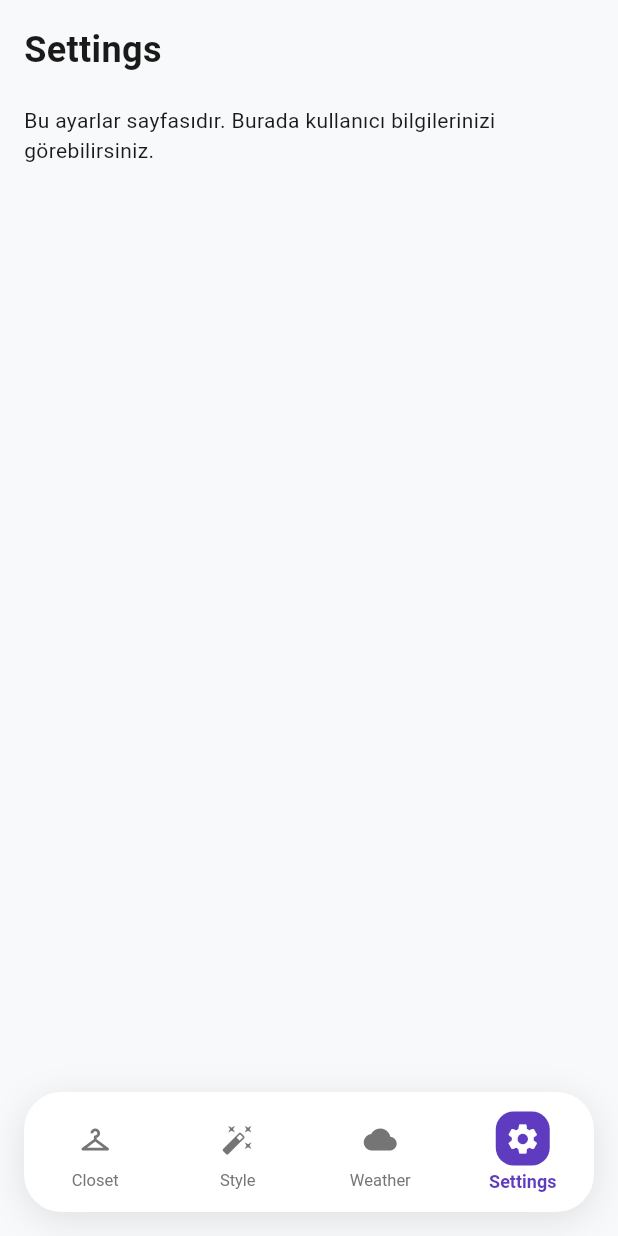
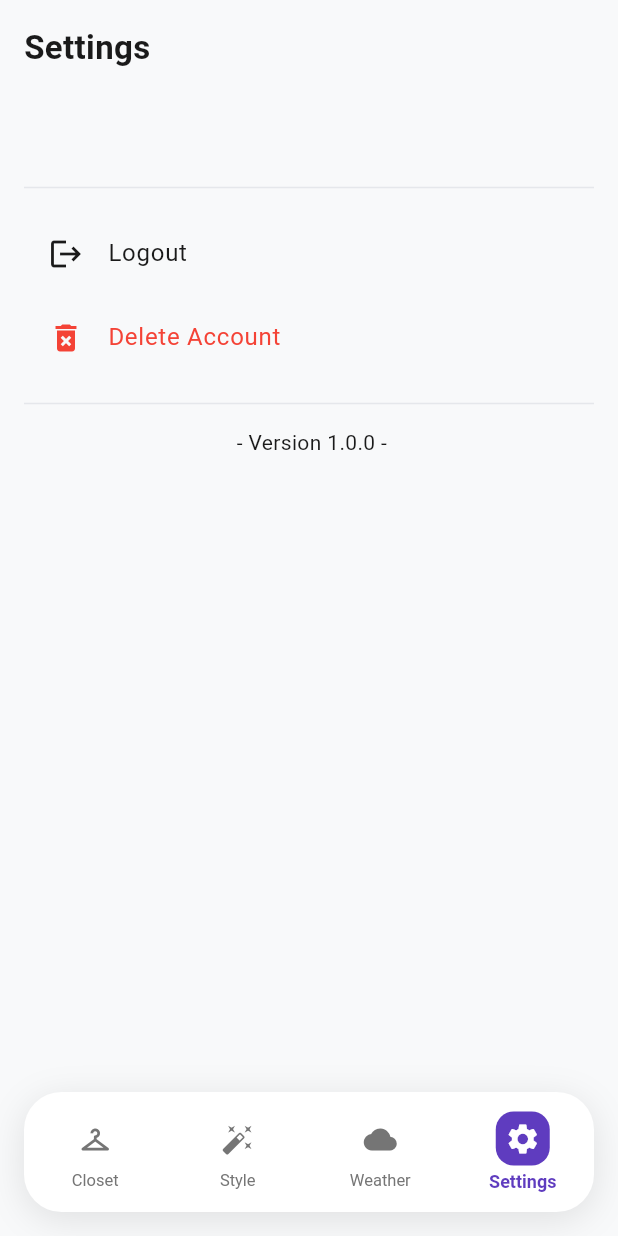
Before and after one commit to zuleyha04/Drobee, a Flutter app: the MainNavigationWrapper screen opened directly, item 4 of the bottom bar chosen, on a phone screen of 412 x 824 dp. Run offline on Flutter 3.47's test engine with Material 3 defaults, Android fonts, the light colour scheme and no system bars; our stand-ins replace another_flushbar, cloud_firestore, equatable, firebase_auth, firebase_core, flutter_bloc and 5 more; accounts and stored records are empty; network calls fail; Roboto replaces fonts that are missing (CircularStd).

Commit message:
tamamlandı

```diff
--- a/lib/common/widget/navigationBar/main_navigation_wrapper.dart
+++ b/lib/common/widget/navigationBar/main_navigation_wrapper.dart
@@ -1,5 +1,5 @@
 import 'package:drobee/common/constants/navigation_constants.dart';
-import 'package:drobee/presentation/settingPage/setting_page.dart';
+import 'package:drobee/presentation/settingPage/pages/setting_page.dart';
 import 'package:drobee/presentation/stylePage/style_page.dart';
 import 'package:drobee/presentation/weather/pages/weather_page.dart';
 import 'package:flutter/material.dart';
--- /dev/null
+++ b/lib/common/widget/pageTitle/page_title.dart
@@ -0,0 +1,21 @@
+import 'package:flutter/material.dart';
+
+class PageTitle extends StatelessWidget {
+  final String title;
+
+  const PageTitle(this.title, {super.key});
+
+  @override
+  Widget build(BuildContext context) {
+    return Padding(
+      padding: const EdgeInsets.only(bottom: 12),
+      child: Align(
+        alignment: Alignment.centerLeft,
+        child: Text(
+          title,
+          style: const TextStyle(fontSize: 22, fontWeight: FontWeight.bold),
+        ),
+      ),
+    );
+  }
+}
--- a/lib/data/services/firestore_database_service.dart
+++ b/lib/data/services/firestore_database_service.dart
@@ -1,5 +1,6 @@
 import 'package:cloud_firestore/cloud_firestore.dart';
 import 'package:drobee/presentation/home/models/user_image_model.dart';
+import 'package:firebase_auth/firebase_auth.dart';
 
 class FirestoreService {
   static final FirebaseFirestore _firestore = FirebaseFirestore.instance;
@@ -55,4 +56,11 @@ class FirestoreService {
   Future<void> deleteUserImage(String imageId) async {
     await _firestore.collection('user_images').doc(imageId).delete();
   }
+
+  static Future<void> deleteCurrentUser() async {
+    final user = FirebaseAuth.instance.currentUser;
+    if (user != null) {
+      await user.delete();
+    }
+  }
 }
--- /dev/null
+++ b/lib/presentation/settingPage/pages/setting_page.dart
@@ -0,0 +1,39 @@
+import 'package:drobee/common/widget/pageTitle/page_title.dart';
+import 'package:drobee/presentation/settingPage/widgets/delete_account_tile.dart';
+import 'package:drobee/presentation/settingPage/widgets/logout_tile.dart';
+import 'package:flutter/material.dart';
+import 'package:firebase_auth/firebase_auth.dart';
+
+class SettingPage extends StatelessWidget {
+  const SettingPage({super.key});
+
+  @override
+  Widget build(BuildContext context) {
+    final user = FirebaseAuth.instance.currentUser;
+
+    return Scaffold(
+      body: SafeArea(
+        child: Padding(
+          padding: const EdgeInsets.all(16.0),
+          child: Column(
+            children: [
+              const PageTitle('Settings'),
+              const SizedBox(height: 24),
+              if (user != null) ...[
+                Text(
+                  user.email ?? 'No email',
+                  style: const TextStyle(fontSize: 18),
+                ),
+                const Divider(height: 32),
+              ],
+              const LogoutTile(),
+              const DeleteAccountTile(),
+              const Divider(height: 32),
+              Text(' - Version 1.0.0 -'),
+            ],
+          ),
+        ),
+      ),
+    );
+  }
+}
--- a/lib/presentation/settingPage/setting_page.dart
+++ /dev/null
@@ -1,30 +0,0 @@
-import 'package:flutter/widgets.dart';
-
-class SettingPage extends StatefulWidget {
-  const SettingPage({super.key});
-
-  @override
-  State<SettingPage> createState() => _SettingPageState();
-}
-
-class _SettingPageState extends State<SettingPage> {
-  @override
-  Widget build(BuildContext context) {
-    return const Padding(
-      padding: EdgeInsets.all(16),
-      child: Column(
-        crossAxisAlignment: CrossAxisAlignment.start,
-        children: [
-          Text(
-            "Settings",
-            style: TextStyle(fontSize: 24, fontWeight: FontWeight.bold),
-          ),
-          SizedBox(height: 20),
-          Text(
-            "Bu ayarlar sayfasıdır. Burada kullanıcı bilgilerinizi görebilirsiniz.",
-          ),
-        ],
-      ),
-    );
-  }
-}
--- /dev/null
+++ b/lib/presentation/settingPage/widgets/delete_account_tile.dart
@@ -0,0 +1,66 @@
+import 'package:drobee/common/navigator/app_navigator.dart';
+import 'package:drobee/core/utils/app_flushbar.dart';
+import 'package:drobee/data/services/firestore_database_service.dart';
+import 'package:drobee/presentation/onboarding/pages/onboarding_page.dart';
+import 'package:flutter/material.dart';
+import 'package:firebase_auth/firebase_auth.dart';
+
+class DeleteAccountTile extends StatelessWidget {
+  const DeleteAccountTile({super.key});
+
+  Future<void> _confirmAndDeleteAccount(BuildContext context) async {
+    final confirm = await showDialog<bool>(
+      context: context,
+      builder:
+          (context) => AlertDialog(
+            title: const Text('Confirm Deletion'),
+            content: const Text(
+              'Are you sure you want to permanently delete your account ?',
+            ),
+            actions: [
+              TextButton(
+                onPressed: () => Navigator.pop(context, false),
+                child: const Text('Cancel'),
+              ),
+              TextButton(
+                onPressed: () => Navigator.pop(context, true),
+                child: const Text('Delete'),
+              ),
+            ],
+          ),
+    );
+
+    if (confirm == true) {
+      try {
+        await FirestoreService.deleteCurrentUser();
+
+        if (context.mounted) {
+          AppNavigator.pushReplacement(context, OnBoardingPage(initialPage: 3));
+        }
+      } on FirebaseAuthException catch (e) {
+        if (e.code == 'requires-recent-login') {
+          AppFlushbar.showError(
+            context,
+            'Please log in again before deleting your account.',
+          );
+        } else {
+          AppFlushbar.showError(
+            context,
+            'Account deletion failed: ${e.message}',
+          );
+        }
+      } catch (e) {
+        AppFlushbar.showError(context, 'Unexpected error: $e');
+      }
+    }
+  }
+
+  @override
+  Widget build(BuildContext context) {
+    return ListTile(
+      leading: const Icon(Icons.delete_forever, color: Colors.red),
+      title: const Text('Delete Account', style: TextStyle(color: Colors.red)),
+      onTap: () => _confirmAndDeleteAccount(context),
+    );
+  }
+}
--- /dev/null
+++ b/lib/presentation/settingPage/widgets/logout_tile.dart
@@ -0,0 +1,23 @@
+import 'package:drobee/common/navigator/app_navigator.dart';
+import 'package:drobee/presentation/onboarding/pages/onboarding_page.dart';
+import 'package:flutter/material.dart';
+import 'package:firebase_auth/firebase_auth.dart';
+
+class LogoutTile extends StatelessWidget {
+  const LogoutTile({super.key});
+
+  @override
+  Widget build(BuildContext context) {
+    return ListTile(
+      leading: const Icon(Icons.logout),
+      title: const Text('Logout'),
+      onTap: () async {
+        await FirebaseAuth.instance.signOut();
+
+        if (context.mounted) {
+          AppNavigator.pushReplacement(context, OnBoardingPage(initialPage: 3));
+        }
+      },
+    );
+  }
+}
--- a/lib/presentation/stylePage/style_page.dart
+++ b/lib/presentation/stylePage/style_page.dart
@@ -1,3 +1,4 @@
+import 'package:drobee/common/widget/pageTitle/page_title.dart';
 import 'package:flutter/material.dart';
 
 class StylePage extends StatelessWidget {
@@ -10,10 +11,7 @@ class StylePage extends StatelessWidget {
       child: Column(
         crossAxisAlignment: CrossAxisAlignment.start,
         children: [
-          Text(
-            "Style",
-            style: TextStyle(fontSize: 24, fontWeight: FontWeight.bold),
-          ),
+          const PageTitle('Style'),
           SizedBox(height: 20),
           Text(
             "Bu style sayfasıdır. Burada stil önerilerinizi görebilirsiniz.",
--- a/lib/presentation/weather/pages/weather_view.dart
+++ b/lib/presentation/weather/pages/weather_view.dart
@@ -1,3 +1,4 @@
+import 'package:drobee/common/widget/pageTitle/page_title.dart';
 import 'package:drobee/presentation/weather/cubit/weather_cubit.dart';
 import 'package:drobee/presentation/weather/widgets/city_search_card.dart';
 import 'package:drobee/presentation/weather/widgets/weather_info_area.dart';
@@ -27,12 +28,12 @@ class _WeatherViewState extends State<WeatherView> {
   @override
   Widget build(BuildContext context) {
     return Scaffold(
-      appBar: AppBar(title: const Text('Weather'), elevation: 0),
       body: SafeArea(
         child: Padding(
           padding: const EdgeInsets.all(16.0),
           child: Column(
             children: [
+              const PageTitle('Weather'),
               CitySearchCard(cityController: _cityController),
               const SizedBox(height: 10),
               Expanded(child: WeatherInfoArea(cityController: _cityController)),
```
Also changed, not shown: lib/presentation/home/widgets/home_header.dart (+3 -19 lines), lib/presentation/home/widgets/image_card.dart (+7 -1 lines), lib/presentation/weather/widgets/weather_info_area.dart (+7 -16 lines).
